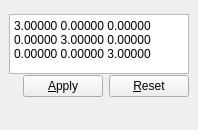
cryos/avogadro, file libavogadro/src/extensions/crystallography/ui/cematrixeditor.ui: the form before one commit.
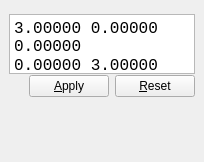
The form after the commit.

Commit message:
Adjust the font and font size on Mac and Windows.
Previous font wasn't monospaced and very unreadable.
Now uses Courier on Mac/Win and Monospace (which is an alias) on Linux.

```diff
--- a/libavogadro/src/extensions/crystallography/ui/cematrixeditor.ui
+++ b/libavogadro/src/extensions/crystallography/ui/cematrixeditor.ui
@@ -6,8 +6,8 @@
    <rect>
     <x>0</x>
     <y>0</y>
-    <width>194</width>
-    <height>130</height>
+    <width>204</width>
+    <height>162</height>
    </rect>
   </property>
   <property name="windowTitle">
@@ -38,6 +38,11 @@
         <height>50</height>
        </size>
       </property>
+      <property name="font">
+       <font>
+        <family>Monospace</family>
+       </font>
+      </property>
       <property name="verticalScrollBarPolicy">
        <enum>Qt::ScrollBarAlwaysOff</enum>
       </property>
@@ -51,10 +56,10 @@
        <string>&lt;!DOCTYPE HTML PUBLIC &quot;-//W3C//DTD HTML 4.0//EN&quot; &quot;http://www.w3.org/TR/REC-html40/strict.dtd&quot;&gt;
 &lt;html&gt;&lt;head&gt;&lt;meta name=&quot;qrichtext&quot; content=&quot;1&quot; /&gt;&lt;style type=&quot;text/css&quot;&gt;
 p, li { white-space: pre-wrap; }
-&lt;/style&gt;&lt;/head&gt;&lt;body style=&quot; font-family:'Sans Serif'; font-size:9pt; font-weight:400; font-style:normal;&quot;&gt;
-&lt;p style=&quot; margin-top:0px; margin-bottom:0px; margin-left:0px; margin-right:0px; -qt-block-indent:0; text-indent:0px;&quot;&gt;3.00000 0.00000 0.00000&lt;/p&gt;
-&lt;p style=&quot; margin-top:0px; margin-bottom:0px; margin-left:0px; margin-right:0px; -qt-block-indent:0; text-indent:0px;&quot;&gt;0.00000 3.00000 0.00000&lt;/p&gt;
-&lt;p style=&quot; margin-top:0px; margin-bottom:0px; margin-left:0px; margin-right:0px; -qt-block-indent:0; text-indent:0px;&quot;&gt;0.00000 0.00000 3.00000&lt;/p&gt;&lt;/body&gt;&lt;/html&gt;</string>
+&lt;/style&gt;&lt;/head&gt;&lt;body style=&quot; font-family:'Monospace'; font-size:13pt; font-weight:400; font-style:normal;&quot;&gt;
+&lt;p style=&quot; margin-top:0px; margin-bottom:0px; margin-left:0px; margin-right:0px; -qt-block-indent:0; text-indent:0px;&quot;&gt;&lt;span style=&quot; font-size:12pt;&quot;&gt;3.00000 0.00000 0.00000&lt;/span&gt;&lt;/p&gt;
+&lt;p style=&quot; margin-top:0px; margin-bottom:0px; margin-left:0px; margin-right:0px; -qt-block-indent:0; text-indent:0px;&quot;&gt;&lt;span style=&quot; font-size:12pt;&quot;&gt;0.00000 3.00000 0.00000&lt;/span&gt;&lt;/p&gt;
+&lt;p style=&quot; margin-top:0px; margin-bottom:0px; margin-left:0px; margin-right:0px; -qt-block-indent:0; text-indent:0px;&quot;&gt;&lt;span style=&quot; font-size:12pt;&quot;&gt;0.00000 0.00000 3.00000&lt;/span&gt;&lt;/p&gt;&lt;/body&gt;&lt;/html&gt;</string>
       </property>
      </widget>
     </item>
```
The commit also changes 5 other files.
